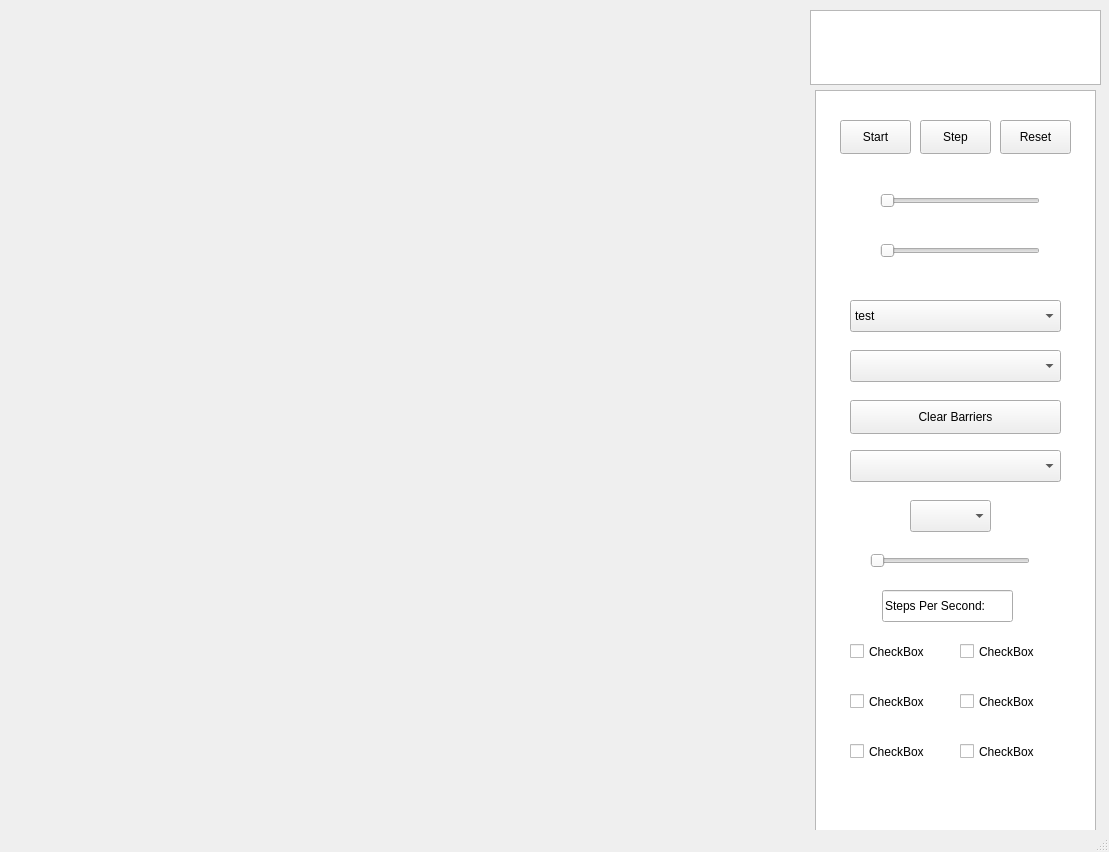
Before: the Qt Designer form untitled.ui in chapi192/airfoil, drawn with Qt 5.
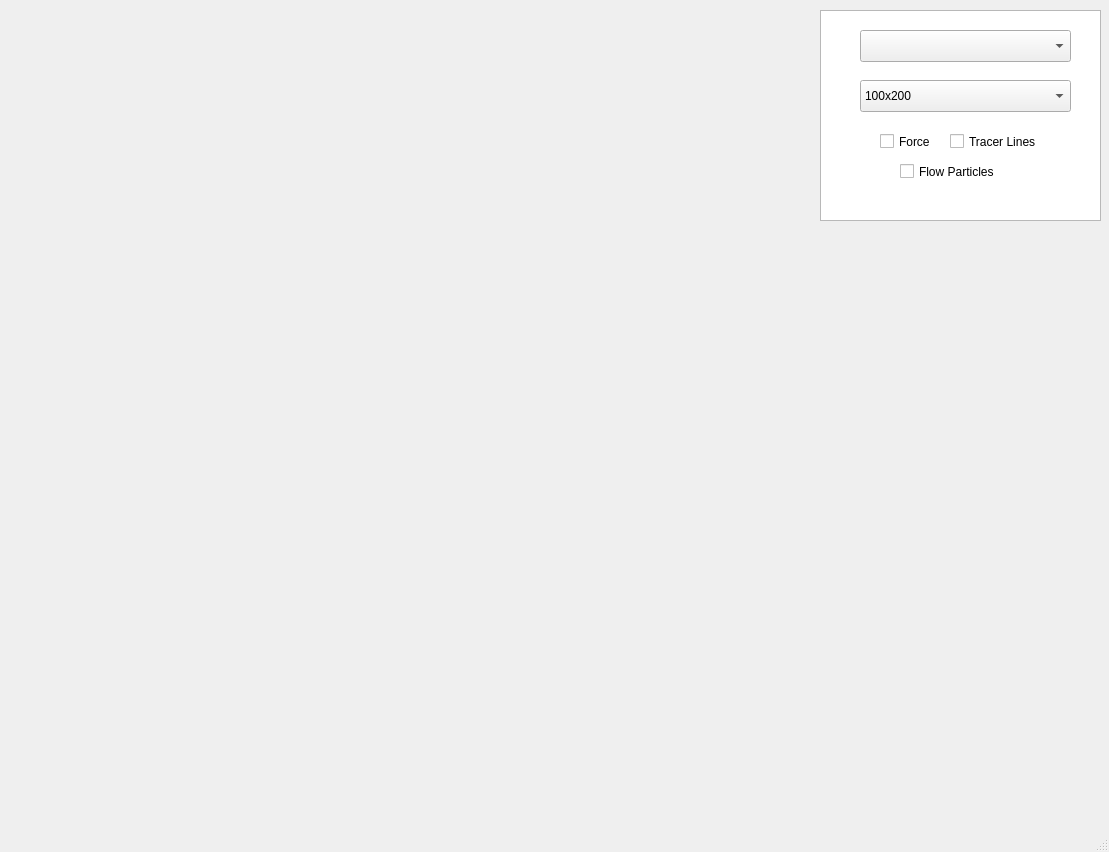
After: the same form once the commit is applied.

What changed in the file:
```diff
--- a/untitled.ui
+++ b/untitled.ui
@@ -14,93 +14,31 @@
    <string>MainWindow</string>
   </property>
   <widget class="QWidget" name="centralwidget">
-   <widget class="QPushButton" name="pushButton">
-    <property name="geometry">
-     <rect>
-      <x>920</x>
-      <y>120</y>
-      <width>71</width>
-      <height>34</height>
-     </rect>
-    </property>
-    <property name="text">
-     <string>Step</string>
-    </property>
-   </widget>
-   <widget class="QPushButton" name="pushButton_2">
-    <property name="geometry">
-     <rect>
-      <x>1000</x>
-      <y>120</y>
-      <width>71</width>
-      <height>34</height>
-     </rect>
-    </property>
-    <property name="text">
-     <string>Reset</string>
-    </property>
-   </widget>
-   <widget class="QPushButton" name="pushButton_3">
-    <property name="geometry">
-     <rect>
-      <x>840</x>
-      <y>120</y>
-      <width>71</width>
-      <height>34</height>
-     </rect>
-    </property>
-    <property name="text">
-     <string>Start</string>
-    </property>
-   </widget>
    <widget class="QColumnView" name="columnView">
     <property name="geometry">
      <rect>
-      <x>815</x>
-      <y>90</y>
+      <x>820</x>
+      <y>10</y>
       <width>281</width>
-      <height>741</height>
+      <height>211</height>
      </rect>
     </property>
    </widget>
-   <widget class="QSlider" name="horizontalSlider">
+   <widget class="QComboBox" name="window_size">
     <property name="geometry">
      <rect>
-      <x>880</x>
-      <y>190</y>
-      <width>160</width>
-      <height>21</height>
-     </rect>
-    </property>
-    <property name="orientation">
-     <enum>Qt::Horizontal</enum>
-    </property>
-   </widget>
-   <widget class="QSlider" name="horizontalSlider_2">
-    <property name="geometry">
-     <rect>
-      <x>880</x>
-      <y>240</y>
-      <width>160</width>
-      <height>21</height>
-     </rect>
-    </property>
-    <property name="orientation">
-     <enum>Qt::Horizontal</enum>
-    </property>
-   </widget>
-   <widget class="QComboBox" name="comboBox">
-    <property name="geometry">
-     <rect>
-      <x>850</x>
-      <y>300</y>
+      <x>860</x>
+      <y>30</y>
       <width>211</width>
       <height>32</height>
      </rect>
     </property>
+    <property name="currentText">
+     <string/>
+    </property>
     <item>
      <property name="text">
-      <string>test</string>
+      <string/>
      </property>
     </item>
     <item>
@@ -112,180 +50,82 @@
    <widget class="QComboBox" name="comboBox_2">
     <property name="geometry">
      <rect>
-      <x>850</x>
-      <y>350</y>
+      <x>860</x>
+      <y>80</y>
       <width>211</width>
       <height>32</height>
      </rect>
     </property>
-   </widget>
-   <widget class="QComboBox" name="comboBox_4">
-    <property name="geometry">
-     <rect>
-      <x>850</x>
-      <y>450</y>
-      <width>211</width>
-      <height>32</height>
-     </rect>
-    </property>
-   </widget>
-   <widget class="QComboBox" name="comboBox_5">
-    <property name="geometry">
-     <rect>
-      <x>910</x>
-      <y>500</y>
-      <width>81</width>
-      <height>32</height>
-     </rect>
-    </property>
+    <item>
+     <property name="text">
+      <string>100x200</string>
+     </property>
+    </item>
+    <item>
+     <property name="text">
+      <string>200x300</string>
+     </property>
+    </item>
+    <item>
+     <property name="text">
+      <string>300x400</string>
+     </property>
+    </item>
+    <item>
+     <property name="text">
+      <string>400x500</string>
+     </property>
+    </item>
+    <item>
+     <property name="text">
+      <string>500x600</string>
+     </property>
+    </item>
+    <item>
+     <property name="text">
+      <string>600x700</string>
+     </property>
+    </item>
    </widget>
    <widget class="QCheckBox" name="checkBox">
     <property name="geometry">
      <rect>
-      <x>850</x>
-      <y>640</y>
-      <width>92</width>
+      <x>950</x>
+      <y>130</y>
+      <width>111</width>
       <height>23</height>
      </rect>
     </property>
     <property name="text">
-     <string>CheckBox</string>
+     <string>Tracer Lines</string>
     </property>
    </widget>
    <widget class="QCheckBox" name="checkBox_2">
     <property name="geometry">
      <rect>
-      <x>960</x>
-      <y>640</y>
-      <width>92</width>
+      <x>900</x>
+      <y>160</y>
+      <width>121</width>
       <height>23</height>
      </rect>
     </property>
     <property name="text">
-     <string>CheckBox</string>
+     <string>Flow Particles</string>
     </property>
    </widget>
    <widget class="QCheckBox" name="checkBox_3">
     <property name="geometry">
      <rect>
-      <x>850</x>
-      <y>690</y>
-      <width>92</width>
+      <x>880</x>
+      <y>130</y>
+      <width>71</width>
       <height>23</height>
      </rect>
     </property>
     <property name="text">
-     <string>CheckBox</string>
+     <string>Force</string>
     </property>
    </widget>
-   <widget class="QCheckBox" name="checkBox_4">
-    <property name="geometry">
-     <rect>
-      <x>960</x>
-      <y>690</y>
-      <width>92</width>
-      <height>23</height>
-     </rect>
-    </property>
-    <property name="text">
-     <string>CheckBox</string>
-    </property>
-   </widget>
-   <widget class="QCheckBox" name="checkBox_5">
-    <property name="geometry">
-     <rect>
-      <x>850</x>
-      <y>740</y>
-      <width>92</width>
-      <height>23</height>
-     </rect>
-    </property>
-    <property name="text">
-     <string>CheckBox</string>
-    </property>
-   </widget>
-   <widget class="QCheckBox" name="checkBox_6">
-    <property name="geometry">
-     <rect>
-      <x>960</x>
-      <y>740</y>
-      <width>92</width>
-      <height>23</height>
-     </rect>
-    </property>
-    <property name="text">
-     <string>CheckBox</string>
-    </property>
-   </widget>
-   <widget class="QSlider" name="horizontalSlider_3">
-    <property name="geometry">
-     <rect>
-      <x>870</x>
-      <y>550</y>
-      <width>160</width>
-      <height>21</height>
-     </rect>
-    </property>
-    <property name="orientation">
-     <enum>Qt::Horizontal</enum>
-    </property>
-   </widget>
-   <widget class="QLineEdit" name="lineEdit">
-    <property name="geometry">
-     <rect>
-      <x>882</x>
-      <y>590</y>
-      <width>131</width>
-      <height>32</height>
-     </rect>
-    </property>
-    <property name="text">
-     <string>Steps Per Second: </string>
-    </property>
-   </widget>
-   <widget class="QPushButton" name="pushButton_4">
-    <property name="geometry">
-     <rect>
-      <x>850</x>
-      <y>400</y>
-      <width>211</width>
-      <height>34</height>
-     </rect>
-    </property>
-    <property name="text">
-     <string>Clear Barriers</string>
-    </property>
-   </widget>
-   <widget class="QTextEdit" name="textEdit">
-    <property name="geometry">
-     <rect>
-      <x>810</x>
-      <y>10</y>
-      <width>291</width>
-      <height>75</height>
-     </rect>
-    </property>
-   </widget>
-   <zorder>columnView</zorder>
-   <zorder>pushButton</zorder>
-   <zorder>pushButton_2</zorder>
-   <zorder>pushButton_3</zorder>
-   <zorder>horizontalSlider</zorder>
-   <zorder>horizontalSlider_2</zorder>
-   <zorder>comboBox</zorder>
-   <zorder>comboBox_2</zorder>
-   <zorder>comboBox_4</zorder>
-   <zorder>comboBox_5</zorder>
-   <zorder>checkBox</zorder>
-   <zorder>checkBox_2</zorder>
-   <zorder>checkBox_3</zorder>
-   <zorder>checkBox_4</zorder>
-   <zorder>checkBox_5</zorder>
-   <zorder>checkBox_6</zorder>
-   <zorder>horizontalSlider_3</zorder>
-   <zorder>lineEdit</zorder>
-   <zorder>pushButton_4</zorder>
-   <zorder>textEdit</zorder>
   </widget>
   <widget class="QStatusBar" name="statusbar"/>
  </widget>
```
Left out of the diff: 11 changed lines with no effect on the pictures.
